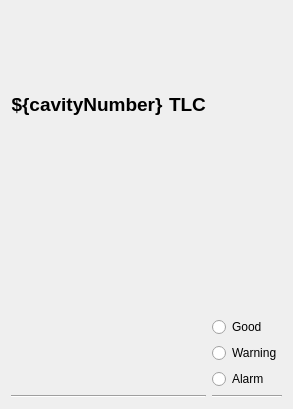
Above: Derikka/EmbeddedSingleCavity.ui from slaclab/cavityDisplay before the change. Below: the same form after it.
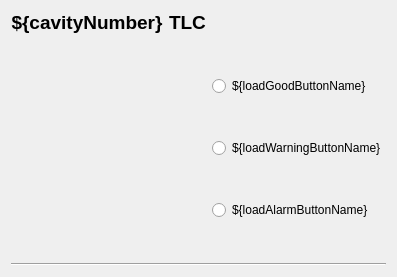
That is the form after the change. Custom widgets are drawn as their Qt base class.

Commit message: simplified ui design and added radio button names to json file

Diff of the .ui file:
```diff
--- a/Derikka/EmbeddedSingleCavity.ui
+++ b/Derikka/EmbeddedSingleCavity.ui
@@ -6,91 +6,24 @@
    <rect>
     <x>0</x>
     <y>0</y>
-    <width>285</width>
-    <height>409</height>
+    <width>381</width>
+    <height>277</height>
    </rect>
   </property>
   <property name="windowTitle">
    <string>Form</string>
   </property>
-  <layout class="QGridLayout" name="gridLayout">
-   <item row="1" column="1">
-    <widget class="Line" name="line_2">
-     <property name="orientation">
-      <enum>Qt::Horizontal</enum>
-     </property>
-    </widget>
-   </item>
-   <item row="1" column="0">
-    <widget class="Line" name="line">
-     <property name="orientation">
-      <enum>Qt::Horizontal</enum>
-     </property>
-    </widget>
-   </item>
+  <layout class="QGridLayout" name="gridLayout_2">
    <item row="0" column="0">
-    <layout class="QVBoxLayout" name="verticalLayout">
-     <item>
-      <layout class="QHBoxLayout" name="horizontalLayout">
-       <property name="spacing">
-        <number>6</number>
-       </property>
-       <item>
-        <widget class="PyDMLabel" name="cmNumber">
-         <property name="sizePolicy">
-          <sizepolicy hsizetype="Preferred" vsizetype="Preferred">
-           <horstretch>0</horstretch>
-           <verstretch>0</verstretch>
-          </sizepolicy>
-         </property>
-         <property name="font">
-          <font>
-           <pointsize>14</pointsize>
-           <weight>75</weight>
-           <bold>true</bold>
-          </font>
-         </property>
-         <property name="toolTip">
-          <string/>
-         </property>
-         <property name="text">
-          <string>${cavityNumber}</string>
-         </property>
-         <property name="alignment">
-          <set>Qt::AlignCenter</set>
-         </property>
-        </widget>
-       </item>
-       <item>
-        <widget class="PyDMLabel" name="TLC_text">
-         <property name="sizePolicy">
-          <sizepolicy hsizetype="Preferred" vsizetype="Preferred">
-           <horstretch>0</horstretch>
-           <verstretch>0</verstretch>
-          </sizepolicy>
-         </property>
-         <property name="font">
-          <font>
-           <pointsize>14</pointsize>
-           <weight>75</weight>
-           <bold>true</bold>
-          </font>
-         </property>
-         <property name="toolTip">
-          <string/>
-         </property>
-         <property name="text">
-          <string>TLC</string>
-         </property>
-         <property name="alignment">
-          <set>Qt::AlignCenter</set>
-         </property>
-        </widget>
-       </item>
-      </layout>
-     </item>
-     <item>
+    <layout class="QGridLayout" name="gridLayout">
+     <item row="1" column="0">
       <widget class="PyDMDrawingPolygon" name="cavityShape">
+       <property name="sizePolicy">
+        <sizepolicy hsizetype="MinimumExpanding" vsizetype="MinimumExpanding">
+         <horstretch>0</horstretch>
+         <verstretch>0</verstretch>
+        </sizepolicy>
+       </property>
        <property name="toolTip">
         <string/>
        </property>
@@ -127,45 +60,110 @@
        </property>
       </widget>
      </item>
+     <item row="0" column="0">
+      <layout class="QHBoxLayout" name="horizontalLayout">
+       <item>
+        <widget class="PyDMLabel" name="cavity_Number">
+         <property name="sizePolicy">
+          <sizepolicy hsizetype="Preferred" vsizetype="Preferred">
+           <horstretch>0</horstretch>
+           <verstretch>0</verstretch>
+          </sizepolicy>
+         </property>
+         <property name="font">
+          <font>
+           <pointsize>14</pointsize>
+           <weight>75</weight>
+           <bold>true</bold>
+          </font>
+         </property>
+         <property name="toolTip">
+          <string/>
+         </property>
+         <property name="accessibleName">
+          <string>${cavityNumberName}</string>
+         </property>
+         <property name="text">
+          <string>${cavityNumber}</string>
+         </property>
+         <property name="alignment">
+          <set>Qt::AlignCenter</set>
+         </property>
+        </widget>
+       </item>
+       <item>
+        <widget class="PyDMLabel" name="TLC_text">
+         <property name="sizePolicy">
+          <sizepolicy hsizetype="Preferred" vsizetype="Preferred">
+           <horstretch>0</horstretch>
+           <verstretch>0</verstretch>
+          </sizepolicy>
+         </property>
+         <property name="font">
+          <font>
+           <pointsize>14</pointsize>
+           <weight>75</weight>
+           <bold>true</bold>
+          </font>
+         </property>
+         <property name="toolTip">
+          <string/>
+         </property>
+         <property name="accessibleName">
+          <string>${TLC_Text}</string>
+         </property>
+         <property name="text">
+          <string>TLC</string>
+         </property>
+         <property name="alignment">
+          <set>Qt::AlignCenter</set>
+         </property>
+        </widget>
+       </item>
+      </layout>
+     </item>
+     <item row="1" column="1">
+      <layout class="QVBoxLayout" name="verticalLayout">
+       <item>
+        <widget class="QRadioButton" name="goodButton">
+         <property name="accessibleName">
+          <string>${loadGoodButtonName}</string>
+         </property>
+         <property name="text">
+          <string>${loadGoodButtonName}</string>
+         </property>
+        </widget>
+       </item>
+       <item>
+        <widget class="QRadioButton" name="warningButton">
+         <property name="accessibleName">
+          <string>${loadWarningButtonName}</string>
+         </property>
+         <property name="text">
+          <string>${loadWarningButtonName}</string>
+         </property>
+        </widget>
+       </item>
+       <item>
+        <widget class="QRadioButton" name="alarmButton">
+         <property name="accessibleName">
+          <string>${loadAlarmButtonName}</string>
+         </property>
+         <property name="text">
+          <string>${loadAlarmButtonName}</string>
+         </property>
+        </widget>
+       </item>
+      </layout>
+     </item>
     </layout>
    </item>
-   <item row="0" column="1">
-    <layout class="QVBoxLayout" name="verticalLayout_3">
-     <item>
-      <spacer name="verticalSpacer">
-       <property name="orientation">
-        <enum>Qt::Vertical</enum>
-       </property>
-       <property name="sizeHint" stdset="0">
-        <size>
-         <width>20</width>
-         <height>40</height>
-        </size>
-       </property>
-      </spacer>
-     </item>
-     <item>
-      <widget class="QRadioButton" name="goodButton">
-       <property name="text">
-        <string>Good</string>
-       </property>
-      </widget>
-     </item>
-     <item>
-      <widget class="QRadioButton" name="warningButton">
-       <property name="text">
-        <string>Warning</string>
-       </property>
-      </widget>
-     </item>
-     <item>
-      <widget class="QRadioButton" name="alarmButton">
-       <property name="text">
-        <string>Alarm</string>
-       </property>
-      </widget>
-     </item>
-    </layout>
+   <item row="1" column="0">
+    <widget class="Line" name="line">
+     <property name="orientation">
+      <enum>Qt::Horizontal</enum>
+     </property>
+    </widget>
    </item>
   </layout>
  </widget>
```
Left out of the diff: 3 changed lines with no effect on the pictures. The commit also changes 3 other files.
